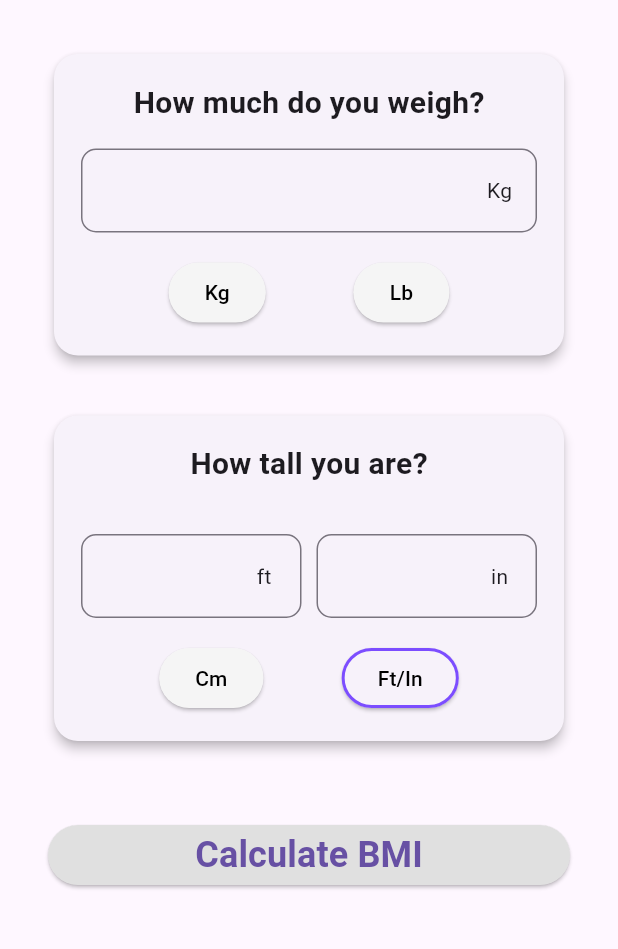
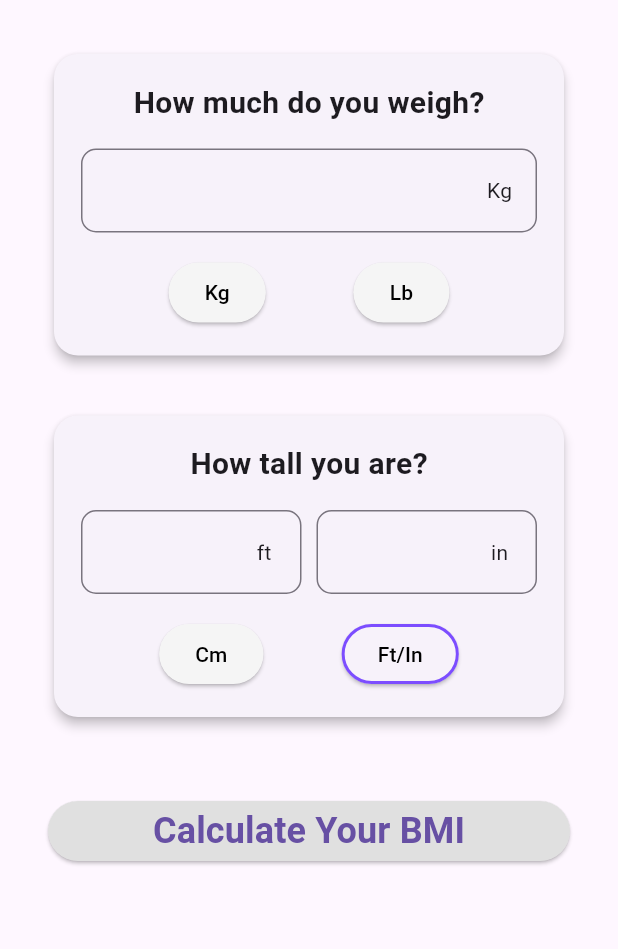
Before and after one commit to Nazmul-14/BMI-Calculator, a Flutter app: the screen it shows after launch, after a tap on "Ft/In", on a phone screen of 412 x 824 dp, the part 84-1033 px from its top. Run offline on Flutter 3.47's test engine with Material 3 defaults, Android fonts, the phone set to English and light mode, and no system bars.

Commit message:
BMI Calculator..

```diff
--- a/lib/BMI_Calculator.dart
+++ b/lib/BMI_Calculator.dart
@@ -25,33 +25,49 @@ class _BmiCalculatorState extends State<BmiCalculator> {
   String? catagory;
 
 
-  String catagoryresult(double bmi){
-    if(bmi<18.5){
+  String catagoryresult(double bmi) {
+    if (bmi < 18.5) {
       return "Underweight";
-    }
-    else if(bmi>18.5 && bmi<24.9){
+    } else if (bmi >= 18.5 && bmi < 25.0) {
       return "Healthy Weight";
-    }
-    else if(bmi>24.9 && bmi<29.9){
+    } else if (bmi >= 25.0 && bmi < 30.0) {
       return "Overweight";
-    }
-    else if(bmi>29.9 && bmi<34.9){
+    } else if (bmi >= 30.0 && bmi < 35.0) {
       return "Obese (Class I)";
-    }
-    else if(bmi>34.9 && bmi<39.9){
+    } else if (bmi >= 35.0 && bmi < 40.0) {
       return "Obese (Class II)";
-    }else{
+    } else {
       return "Obese (Class III)";
     }
   }
 
+
+  String bmiRange(String category) {
+    if (category == "Underweight") {
+      return "Below 18.5";
+    } else if (category == "Healthy Weight") {
+      return "18.5 – 24.9";
+    } else if (category == "Overweight") {
+      return "25.0 – 29.9";
+    } else if (category == "Obese (Class I)") {
+      return "30.0 – 34.9";
+    } else if (category == "Obese (Class II)") {
+      return "35.0 – 39.9";
+    } else if (category == "Obese (Class III)") {
+      return "40.0 or above";
+    } else {
+      return "";
+    }
+  }
+
+
   final Map<String, Color> catagorycolor={
-    'Underweight' : Colors.blue,
-    'Healthy Weight' : Colors.green,
-    'Overweight' : Colors.orange,
-    'Obese (Class I)' : Colors.red,
-    'Obese (Class II)' : Colors.red,
-    'Obese (Class III)' : Colors.red,
+    'Underweight' : ?Colors.blue[300],
+    'Healthy Weight' : ?Colors.green[300],
+    'Overweight' : ?Colors.orange[300],
+    'Obese (Class I)' : ?Colors.red[300],
+    'Obese (Class II)' : ?Colors.red[300],
+    'Obese (Class III)' : ?Colors.red[300],
   };
 
   double? cmtom() {
@@ -81,9 +97,9 @@ class _BmiCalculatorState extends State<BmiCalculator> {
 
   double? feetinctom(){
     var feet = double.tryParse(feetctr.text.trim());
-    var inch = double.tryParse(inchctr.text.trim());
+    var inch = double.tryParse(inchctr.text.trim()) ?? 0;
 
-    if(feet == null || feet<=0 || inch == null ||inch<=0){
+    if(feet == null || feet<=0 ||inch<0){
       ScaffoldMessenger.of(context).showSnackBar(SnackBar(content: Text('Invalid input')));
       return null;
     }
@@ -307,8 +323,6 @@ class _BmiCalculatorState extends State<BmiCalculator> {
                         fontWeight: FontWeight.bold,
                       ),
                     ),
-                    SizedBox(height: 16,),
-
                     if(heighttype==Heighttype.cm)...[
                       SizedBox(height: 16,),
                       TextField(
@@ -409,6 +423,16 @@ class _BmiCalculatorState extends State<BmiCalculator> {
                         ElevatedButton(onPressed: (){
                           setState(() {
                             selectedbutton2=1;
+                            if(heighttype==Heighttype.feetInch){
+                              final ft= double.tryParse(feetctr.text.trim());
+                              final ih= double.tryParse(inchctr.text.trim()) ?? 0;
+
+                              if(ft!=null && ft>0 && ih>=0){
+                                final totalin=(ft*12)+ih;
+                                final cm= totalin*2.54;
+                                cmctr.text=cm.toStringAsFixed(2);
+                              }
+                            }
                             heighttype = Heighttype.cm;
                           });
                         },
@@ -423,6 +447,16 @@ class _BmiCalculatorState extends State<BmiCalculator> {
                             child: Text('Cm')),
                         ElevatedButton(onPressed: (){
                           setState(() {
+                            if(heighttype==Heighttype.cm){
+                              final cm= double.tryParse(cmctr.text.trim());
+                              if(cm!=null){
+                                final totalinch= cm/2.54;
+                                final ft= totalinch ~/12;
+                                final inch= totalinch%12;
+                                feetctr.text=ft.toString();
+                                inchctr.text=inch.toString();
+                              }
+                            }
                             selectedbutton2=2;
                             heighttype = Heighttype.feetInch;
                           });
@@ -509,18 +543,21 @@ class _BmiCalculatorState extends State<BmiCalculator> {
           SizedBox(height: 16,),
           Padding(
             padding: const EdgeInsets.all(16.0),
+            child: SizedBox(
+              width: 200,
               child: ElevatedButton(
                   onPressed: _calculator,
                   style: ElevatedButton.styleFrom(
                     backgroundColor: Colors.grey[300],
                  ),
-                child: Text('Calculate BMI',
+                  child: Text('Calculate Your BMI',
                 style: TextStyle(
                   fontSize: 24,
                   fontWeight: FontWeight.bold,
                   color: Colors.deepPurpleAccent[300],
                 ),
               )),
+            ),
 
           ),
           SizedBox(height: 16,),
@@ -530,16 +567,32 @@ class _BmiCalculatorState extends State<BmiCalculator> {
               child: Column(
                 children: [
                   Text(
-                    'Your BMI: $_bmiresult',
+                    'YOUR BMI IS: $_bmiresult',
                     style: TextStyle(fontSize: 22, fontWeight: FontWeight.bold),
                   ),
                   SizedBox(height: 10),
                   Chip(
-                    label: Text(
+                    label: Column(
+                      children: [
+                        Text(
                           catagory ?? '',
-                      style: TextStyle(color: Colors.white, fontWeight: FontWeight.bold),
+                          style: TextStyle(
+                            color: Colors.white,
+                            fontWeight: FontWeight.bold,
+                            fontSize: 20,
                           ),
-                    backgroundColor: catagorycolor[catagory] ?? Colors.grey,
+                        ),
+                        Text(
+                          'Range: ${bmiRange (catagory ?? '')}',
+                          style: TextStyle(
+                            color: Colors.white,
+                            fontWeight: FontWeight.bold,
+                            fontSize: 17,
+                          ),
+                        ),
+                      ],
+                    ),
+                    backgroundColor: catagorycolor[catagory] ?? Colors.grey[200],
                     padding: EdgeInsets.symmetric(horizontal: 12, vertical: 8),
                   ),
                 ],
--- a/pubspec.yaml
+++ b/pubspec.yaml
@@ -36,8 +36,13 @@ dependencies:
   cupertino_icons: ^1.0.8
 
 dev_dependencies:
+  flutter_launcher_icons: ^0.10.0
   flutter_test:
     sdk: flutter
+
+flutter_icons:
+  android: true
+  image_path: "accets/icon/app_icon.png"
 
   # The "flutter_lints" package below contains a set of recommended lints to
   # encourage good coding practices. The lint set provided by the package is
```
Also changed, not shown: accets/icon/app_icon.png (added), pubspec.lock, 6 other files. Lines whose indentation alone changed are shown as unchanged.
